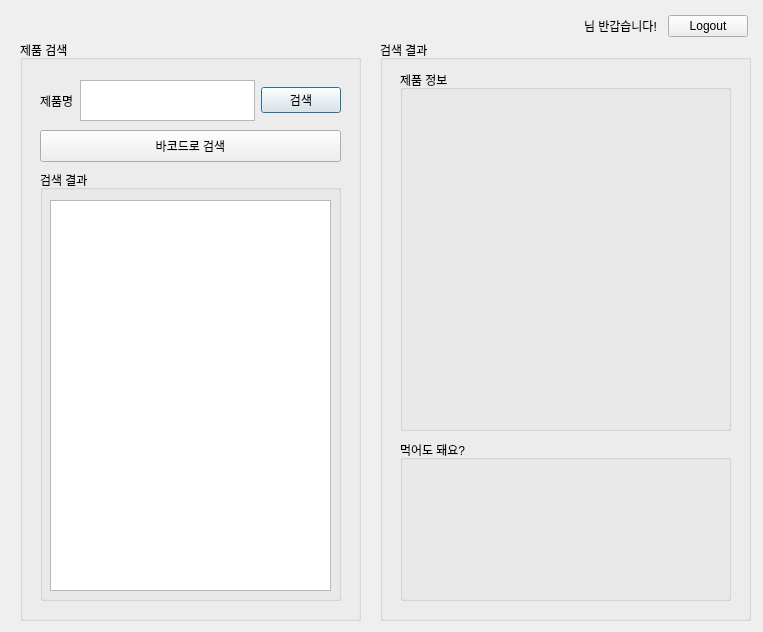
This is uiTest/mainWindow.ui in HanChangHun/db_project as Qt 5 draws it before an edit. The edited form follows.
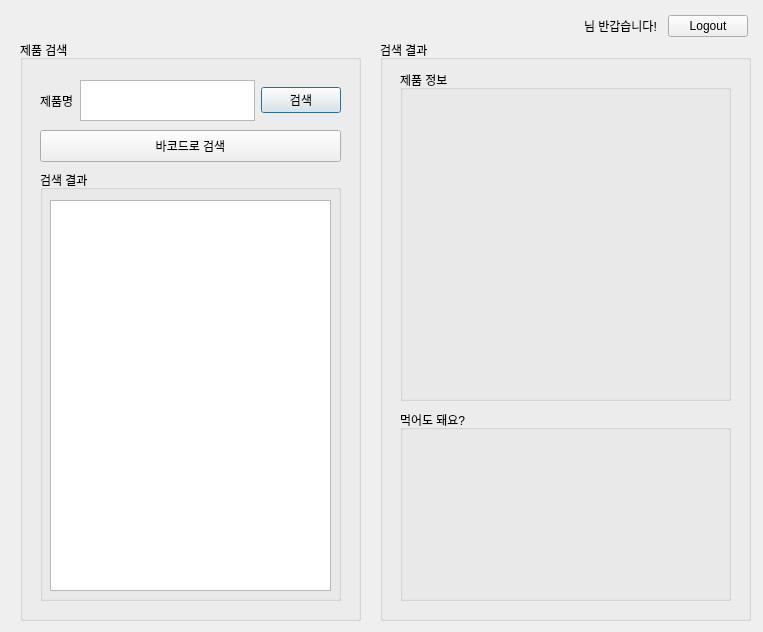
This is the edited form.

Patch:
```diff
--- a/uiTest/mainWindow.ui
+++ b/uiTest/mainWindow.ui
@@ -131,8 +131,8 @@
        <rect>
         <x>20</x>
         <y>40</y>
-        <width>251</width>
-        <height>221</height>
+        <width>261</width>
+        <height>51</height>
        </rect>
       </property>
       <property name="text">
@@ -157,14 +157,38 @@
      <property name="geometry">
       <rect>
        <x>20</x>
-       <y>400</y>
+       <y>370</y>
        <width>331</width>
-       <height>161</height>
+       <height>191</height>
       </rect>
      </property>
      <property name="title">
       <string>먹어도 돼요?</string>
      </property>
+     <widget class="QWidget" name="verticalLayoutWidget_3">
+      <property name="geometry">
+       <rect>
+        <x>19</x>
+        <y>29</y>
+        <width>281</width>
+        <height>81</height>
+       </rect>
+      </property>
+      <layout class="QVBoxLayout" name="resultImg"/>
+     </widget>
+     <widget class="QLabel" name="resultText">
+      <property name="geometry">
+       <rect>
+        <x>19</x>
+        <y>125</y>
+        <width>281</width>
+        <height>41</height>
+       </rect>
+      </property>
+      <property name="text">
+       <string/>
+      </property>
+     </widget>
     </widget>
     <widget class="QGroupBox" name="groupBox_4">
      <property name="geometry">
@@ -172,7 +196,7 @@
        <x>20</x>
        <y>30</y>
        <width>331</width>
-       <height>361</height>
+       <height>331</height>
       </rect>
      </property>
      <property name="title">
@@ -181,10 +205,10 @@
      <widget class="QWidget" name="verticalLayoutWidget">
       <property name="geometry">
        <rect>
-        <x>19</x>
-        <y>39</y>
+        <x>20</x>
+        <y>30</y>
         <width>291</width>
-        <height>141</height>
+        <height>121</height>
        </rect>
       </property>
       <layout class="QVBoxLayout" name="imageLayout"/>
```
Left out of the diff: 46 changed lines with no effect on the pictures.
